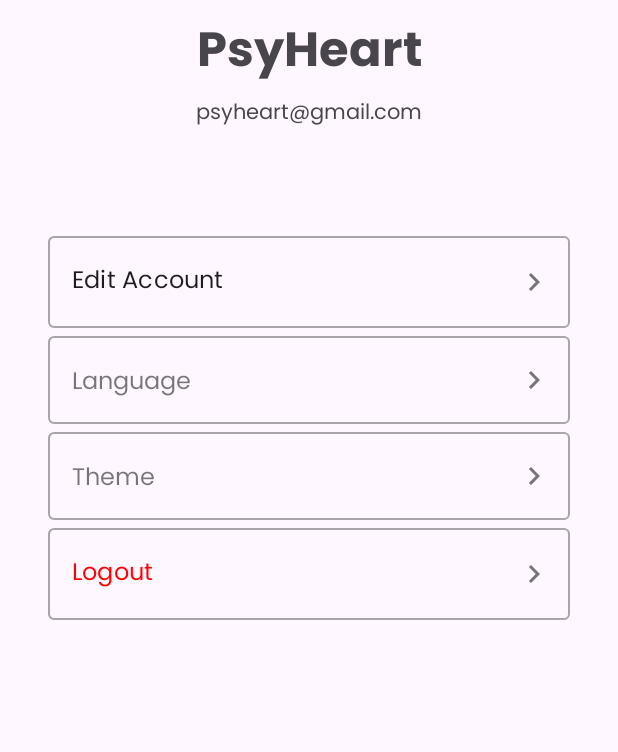
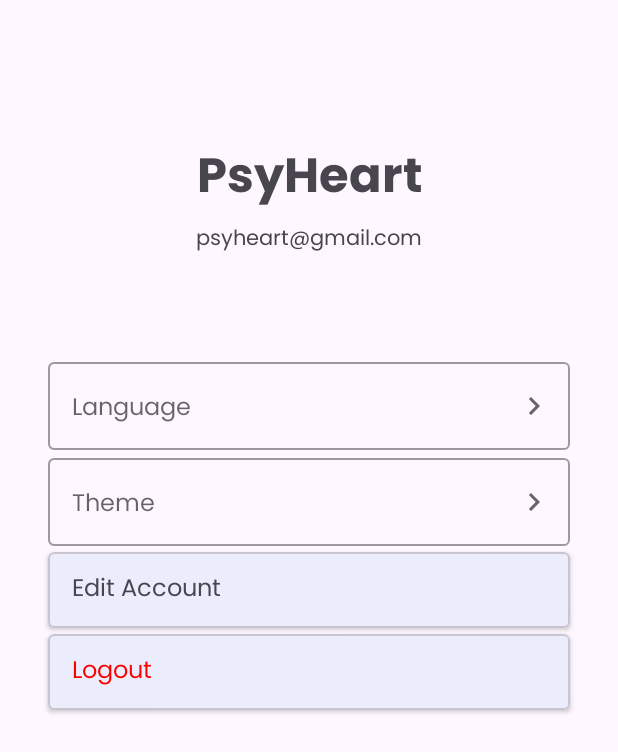
Before and after one commit to PsyHeart-Capstone-Project/Mobile-Development, an Android app: the layout fragment_profile.xml on its own in the app's theme, with its tools: preview values and no code run, on a phone screen of 412 x 824 dp. Shown: the top 752 px of the screen. Run offline under Robolectric (Android 15) with nearby library versions, the phone set to English and light mode, and no system bars.

Commit message:
rebuild api config, loginActivity, mainActivity code. update fragment profile xml, make custom theme

```diff
--- a/app/build.gradle.kts
+++ b/app/build.gradle.kts
@@ -66,5 +66,6 @@ dependencies {
     implementation(libs.retrofit)
     implementation(libs.retrofit.converter.gson)
     implementation(libs.glide)
+    implementation("com.localebro:okhttpprofiler:1.0.8")
 
 }
--- a/app/src/main/AndroidManifest.xml
+++ b/app/src/main/AndroidManifest.xml
@@ -1,6 +1,8 @@
 <?xml version="1.0" encoding="utf-8"?>
 <manifest xmlns:android="http://schemas.android.com/apk/res/android"
     xmlns:tools="http://schemas.android.com/tools">
+
+    <uses-permission android:name="android.permission.POST_NOTIFICATIONS"/>
 
     <application
         android:name=".App"
--- a/app/src/main/java/com/capstone/psyheart/ui/profile/ProfileViewModel.kt
+++ b/app/src/main/java/com/capstone/psyheart/ui/profile/ProfileViewModel.kt
@@ -7,7 +7,7 @@ import androidx.lifecycle.ViewModel
 class ProfileViewModel : ViewModel() {
 
     private val _text = MutableLiveData<String>().apply {
-        value = "This is profile Fragment"
+        value = "This is notification Fragment"
     }
     val text: LiveData<String> = _text
 }
--- a/app/src/main/java/com/capstone/psyheart/ui/questionnaire/QuestionnaireActivity.kt
+++ b/app/src/main/java/com/capstone/psyheart/ui/questionnaire/QuestionnaireActivity.kt
@@ -17,5 +17,11 @@ class QuestionnaireActivity : AppCompatActivity() {
             v.setPadding(systemBars.left, systemBars.top, systemBars.right, systemBars.bottom)
             insets
         }
+
+        hideActionBar()
+    }
+
+    private fun hideActionBar() {
+        supportActionBar?.hide()
     }
 }
--- a/app/src/main/java/com/capstone/psyheart/ui/register/RegisterActivity.kt
+++ b/app/src/main/java/com/capstone/psyheart/ui/register/RegisterActivity.kt
@@ -17,5 +17,11 @@ class RegisterActivity : AppCompatActivity() {
             v.setPadding(systemBars.left, systemBars.top, systemBars.right, systemBars.bottom)
             insets
         }
+
+        hideActionBar()
+
+    }
+    private fun hideActionBar() {
+        supportActionBar?.hide()
     }
 }
--- a/app/src/main/res/layout/activity_main.xml
+++ b/app/src/main/res/layout/activity_main.xml
@@ -3,8 +3,7 @@
     xmlns:app="http://schemas.android.com/apk/res-auto"
     android:id="@+id/container"
     android:layout_width="match_parent"
-    android:layout_height="match_parent"
-    android:paddingTop="?attr/actionBarSize">
+    android:layout_height="match_parent">
 
     <com.google.android.material.bottomnavigation.BottomNavigationView
         android:id="@+id/navView"
--- a/app/src/main/res/layout/fragment_profile.xml
+++ b/app/src/main/res/layout/fragment_profile.xml
@@ -11,7 +11,7 @@
         android:layout_width="match_parent"
         android:layout_height="wrap_content"
         android:layout_marginStart="32dp"
-        android:layout_marginTop="8dp"
+        android:layout_marginTop="92dp"
         android:layout_marginEnd="32dp"
         android:fontFamily="@font/poppins_bold"
         android:text="@string/profile_title"
@@ -34,33 +34,33 @@
         app:layout_constraintTop_toBottomOf="@id/profileTitleText"
         tools:alpha="100" />
 
-    <com.google.android.material.textfield.TextInputLayout
+    <com.google.android.material.card.MaterialCardView
         android:id="@+id/editAccountLayout"
-        style="@style/Widget.MaterialComponents.TextInputLayout.OutlinedBox"
         android:layout_width="0dp"
         android:layout_height="wrap_content"
         android:layout_marginStart="32dp"
-        android:layout_marginTop="64dp"
+        android:layout_marginTop="4dp"
         android:layout_marginEnd="32dp"
-        app:endIconDrawable="@drawable/ic_next"
-        app:endIconMode="custom"
+        app:cardCornerRadius="4dp"
+        app:cardElevation="2dp"
         app:layout_constraintEnd_toEndOf="parent"
         app:layout_constraintStart_toStartOf="parent"
-        app:layout_constraintTop_toBottomOf="@id/descProfileText">
+        app:layout_constraintTop_toBottomOf="@id/themeDropDown">
 
-        <com.google.android.material.textfield.TextInputEditText
+        <TextView
             android:layout_width="match_parent"
-            android:layout_height="match_parent"
-            android:focusable="false"
+            android:layout_height="wrap_content"
+            android:clickable="true"
+            android:focusable="true"
             android:fontFamily="@font/poppins_regular"
             android:gravity="center_vertical"
-            android:inputType="none"
             android:paddingStart="16dp"
             android:paddingEnd="16dp"
+            android:paddingTop="12dp"
+            android:paddingBottom="12dp"
             android:text="@string/edit_account"
             android:textSize="16sp" />
-
-    </com.google.android.material.textfield.TextInputLayout>
+    </com.google.android.material.card.MaterialCardView>
 
     <com.google.android.material.textfield.TextInputLayout
         android:id="@+id/languageDropDown"
@@ -69,12 +69,13 @@
         android:layout_height="wrap_content"
         android:layout_marginStart="32dp"
         android:layout_marginEnd="32dp"
+        android:layout_marginTop="64dp"
         android:hint="@string/language"
         app:endIconDrawable="@drawable/ic_next"
         app:endIconMode="custom"
         app:layout_constraintEnd_toEndOf="parent"
         app:layout_constraintStart_toStartOf="parent"
-        app:layout_constraintTop_toBottomOf="@id/editAccountLayout">
+        app:layout_constraintTop_toBottomOf="@id/descProfileText">
 
         <AutoCompleteTextView
             android:layout_width="match_parent"
@@ -88,7 +89,6 @@
             android:paddingEnd="16dp"
             android:textSize="16sp"
             tools:ignore="LabelFor" />
-
     </com.google.android.material.textfield.TextInputLayout>
 
     <com.google.android.material.textfield.TextInputLayout
@@ -117,35 +117,35 @@
             android:paddingEnd="16dp"
             android:textSize="16sp"
             tools:ignore="LabelFor" />
-
     </com.google.android.material.textfield.TextInputLayout>
 
-    <com.google.android.material.textfield.TextInputLayout
+    <com.google.android.material.card.MaterialCardView
         android:id="@+id/logoutLayout"
-        style="@style/Widget.MaterialComponents.TextInputLayout.OutlinedBox"
         android:layout_width="0dp"
         android:layout_height="wrap_content"
         android:layout_marginStart="32dp"
         android:layout_marginEnd="32dp"
-        app:endIconDrawable="@drawable/ic_next"
-        app:endIconMode="custom"
+        android:layout_marginTop="4dp"
+        app:cardCornerRadius="4dp"
+        app:cardElevation="2dp"
         app:layout_constraintEnd_toEndOf="parent"
         app:layout_constraintStart_toStartOf="parent"
-        app:layout_constraintTop_toBottomOf="@id/themeDropDown">
+        app:layout_constraintTop_toBottomOf="@id/editAccountLayout">
 
-        <com.google.android.material.textfield.TextInputEditText
+        <TextView
             android:layout_width="match_parent"
-            android:layout_height="match_parent"
-            android:focusable="false"
+            android:layout_height="wrap_content"
+            android:clickable="true"
+            android:focusable="true"
             android:fontFamily="@font/poppins_regular"
             android:gravity="center_vertical"
-            android:inputType="none"
             android:paddingStart="16dp"
+            android:paddingTop="12dp"
             android:paddingEnd="16dp"
+            android:paddingBottom="12dp"
             android:text="@string/logout"
             android:textColor="@color/red"
             android:textSize="16sp" />
-
-    </com.google.android.material.textfield.TextInputLayout>
+    </com.google.android.material.card.MaterialCardView>
 
 </androidx.constraintlayout.widget.ConstraintLayout>
--- a/app/src/main/res/menu/bottom_nav_menu.xml
+++ b/app/src/main/res/menu/bottom_nav_menu.xml
@@ -12,7 +12,7 @@
         android:title="@string/title_discover" />
 
     <item
-        android:id="@+id/navigation_person"
+        android:id="@+id/navigation_profile"
         android:icon="@drawable/ic_person"
         android:title="@string/title_profile" />
 
--- a/app/src/main/res/values/colors.xml
+++ b/app/src/main/res/values/colors.xml
@@ -4,4 +4,13 @@
     <color name="white">#FFFFFFFF</color>
     <color name="blue">#0074D9</color>
     <color name="red">#FF0000</color>
+
+    <color name="primaryColor">#0074D9</color>
+    <color name="primaryColorVariant">#005bb5</color>
+    <color name="onPrimaryColor">#FFFFFF</color>
+
+    <color name="secondaryColor">#FF4081</color>
+    <color name="secondaryColorVariant">#C60055</color>
+    <color name="onSecondaryColor">#FFFFFF</color>
+
 </resources>
--- a/app/src/main/res/values/strings.xml
+++ b/app/src/main/res/values/strings.xml
@@ -84,7 +84,7 @@
     <string name="edit_profile_full_name">Full Name</string>
     <string name="edit_profile_new_pwd">New Password</string>
     <string name="update_questionnaire">Update</string>
-    <string name="msg_update">Update your current condition</string>
+    <string name="msg_update">Update your condition</string>
     <string name="indonesian">Indonesian</string>
     <string name="english">English</string>
 
--- a/app/src/main/res/values/themes.xml
+++ b/app/src/main/res/values/themes.xml
@@ -1,6 +1,20 @@
 <resources xmlns:tools="http://schemas.android.com/tools">
     <!-- Base application theme. -->
     <style name="Base.Theme.PsyHeart" parent="Theme.Material3.DayNight">
+        <!-- Primary brand color. -->
+        <item name="colorPrimary">@color/primaryColor</item>
+        <item name="colorPrimaryVariant">@color/primaryColorVariant</item>
+        <item name="colorOnPrimary">@color/onPrimaryColor</item>
+
+        <item name="colorSecondary">@color/secondaryColor</item>
+        <item name="colorSecondaryVariant">@color/secondaryColorVariant</item>
+        <item name="colorOnSecondary">@color/onSecondaryColor</item>
+
+        <item name="colorSurface">?android:colorBackground</item>
+        <item name="colorError">#B00020</item>
+        <item name="colorOnError">#FFFFFF</item>
+        <item name="colorOnBackground">#000000</item>
+        <item name="colorOnSurface">#000000</item>
     </style>
 
     <style name="Theme.PsyHeart" parent="Base.Theme.PsyHeart" />
```
Also changed, not shown: app/src/main/java/com/capstone/psyheart/api/ApiConfig.kt (+26 -7 lines), app/src/main/java/com/capstone/psyheart/ui/login/LoginActivity.kt (+7 -2 lines), app/src/main/java/com/capstone/psyheart/ui/main/MainActivity.kt (+10 -2 lines), app/src/main/java/com/capstone/psyheart/ui/questionnaire/GuideActivity.kt (+7 -0 lines).
